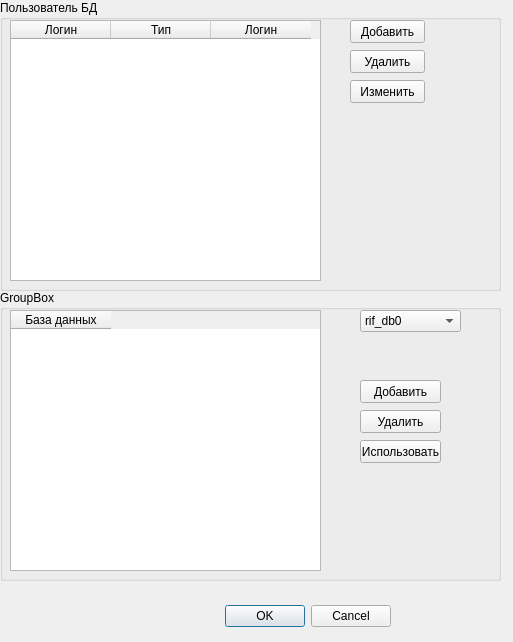
Old version of the form m_cfg/dbform.ui in the repository xXRadioHeadXx/start7.
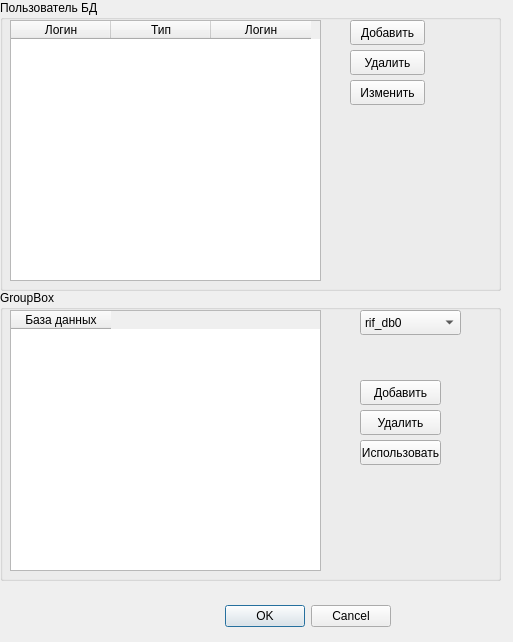
New version of the form.

The edit to the form file:
```diff
--- a/m_cfg/dbform.ui
+++ b/m_cfg/dbform.ui
@@ -72,7 +72,7 @@
       <x>350</x>
       <y>20</y>
       <width>75</width>
-      <height>23</height>
+      <height>25</height>
      </rect>
     </property>
     <property name="text">
@@ -85,7 +85,7 @@
       <x>350</x>
       <y>50</y>
       <width>75</width>
-      <height>23</height>
+      <height>25</height>
      </rect>
     </property>
     <property name="text">
@@ -98,7 +98,7 @@
       <x>350</x>
       <y>80</y>
       <width>75</width>
-      <height>23</height>
+      <height>25</height>
      </rect>
     </property>
     <property name="text">
@@ -124,7 +124,7 @@
       <x>360</x>
       <y>150</y>
       <width>81</width>
-      <height>23</height>
+      <height>25</height>
      </rect>
     </property>
     <property name="text">
@@ -137,7 +137,7 @@
       <x>360</x>
       <y>90</y>
       <width>81</width>
-      <height>23</height>
+      <height>25</height>
      </rect>
     </property>
     <property name="text">
@@ -150,7 +150,7 @@
       <x>360</x>
       <y>120</y>
       <width>81</width>
-      <height>23</height>
+      <height>25</height>
      </rect>
     </property>
     <property name="text">
@@ -178,7 +178,7 @@
       <x>360</x>
       <y>20</y>
       <width>101</width>
-      <height>22</height>
+      <height>25</height>
      </rect>
     </property>
     <item>
```
